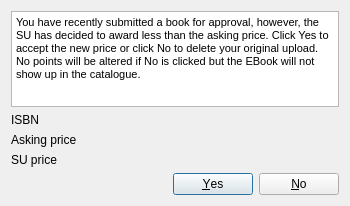
First picture: the form in designer/Ui_PriceChangeConfirmationDialog.ui, repository psuong/P2PBooks, before the edit.
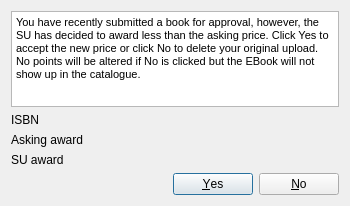
Second picture: the form after the edit.

Commit message: Changed text labels for price change confirm

The edit to the form file:
```diff
--- a/designer/Ui_PriceChangeConfirmationDialog.ui
+++ b/designer/Ui_PriceChangeConfirmationDialog.ui
@@ -24,7 +24,7 @@
    <item row="3" column="0">
     <widget class="QLabel" name="label_3">
      <property name="text">
-      <string>Asking price</string>
+      <string>Asking award</string>
      </property>
     </widget>
    </item>
@@ -38,7 +38,7 @@
    <item row="4" column="0">
     <widget class="QLabel" name="label_4">
      <property name="text">
-      <string>SU price</string>
+      <string>SU award</string>
      </property>
     </widget>
    </item>
```
